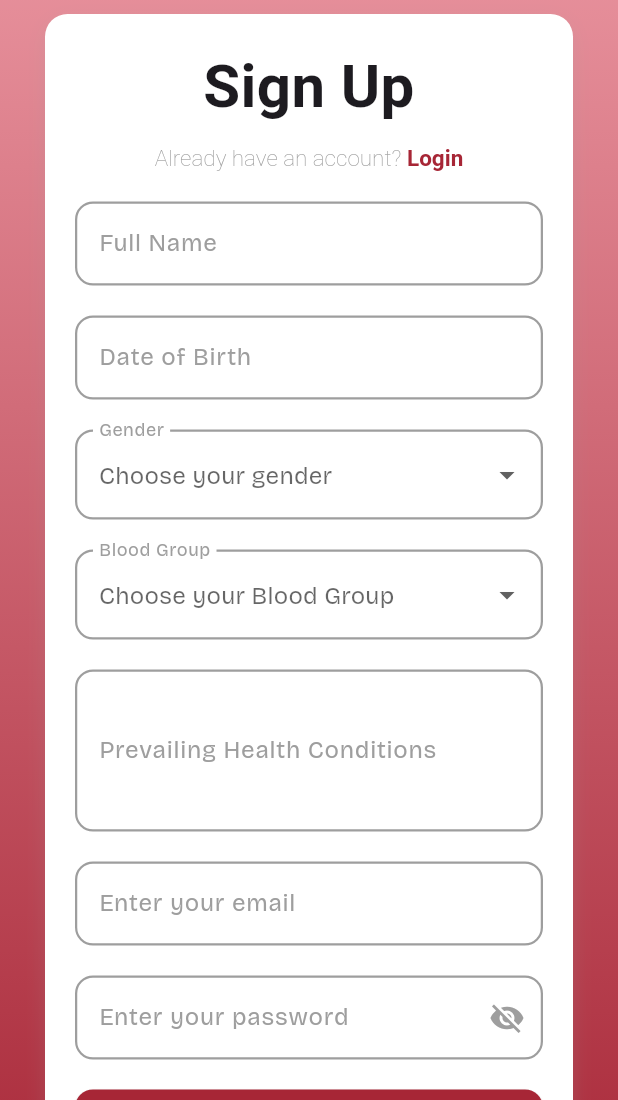
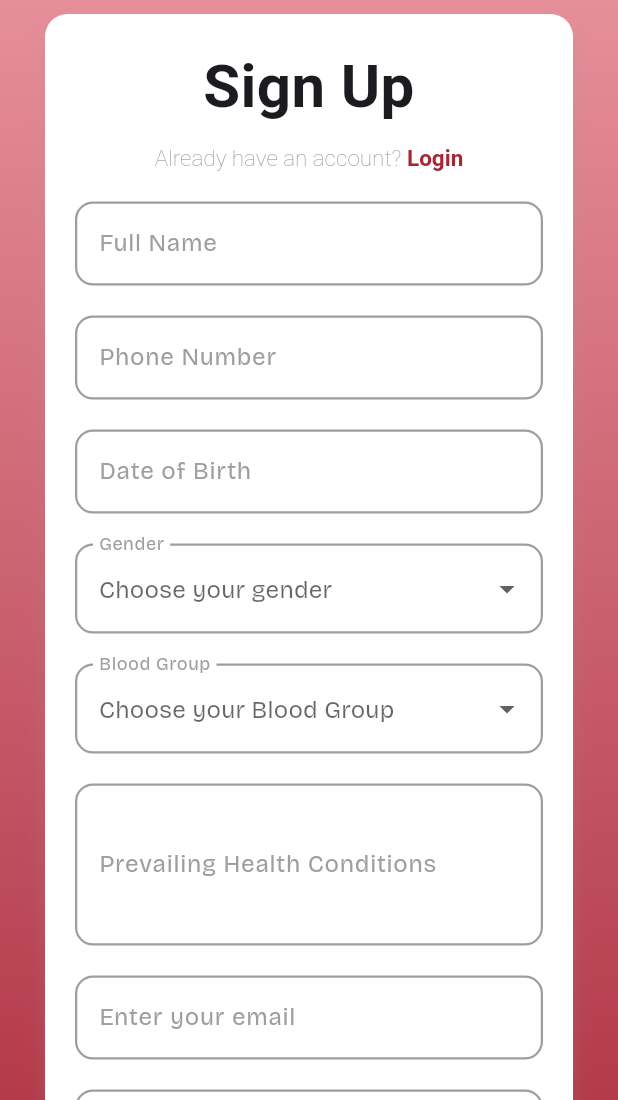
Before and after one commit to SambandhaRai/blood_link, a Flutter app: the SignUpPage screen opened directly, on a phone screen of 412 x 824 dp, the part 136-1236 px from its top. Run offline on Flutter 3.47's test engine with Material 3 defaults, Android fonts, the phone set to English and light mode, and no system bars; our stand-ins replace flutter_svg; Roboto replaces fonts that are missing (Bricolage Grotesque); project files that could hold a hidden picture were left out.

Commit message:
Added another input in signup_page

```diff
--- a/lib/features/auth/presentation/pages/signup_page.dart
+++ b/lib/features/auth/presentation/pages/signup_page.dart
@@ -13,6 +13,7 @@ class SignUpPage extends StatefulWidget {
 
 class _SignUpPageState extends State<SignUpPage> {
   final TextEditingController _fullNameController = TextEditingController();
+  final TextEditingController _phoneController = TextEditingController();
   final TextEditingController _dobController = TextEditingController();
   String? _gender;
   String? _bloodGroup;
@@ -175,6 +176,16 @@ class _SignUpPageState extends State<SignUpPage> {
                               labelText: "Full Name",
                               hintText: "Full Name",
                               errorMessage: "Please enter your full name",
+                            ),
+                            // Invisible Box
+                            const SizedBox(height: 20),
+
+                            // Phone Number Input
+                            MyTextFormField(
+                              controller: _phoneController,
+                              labelText: "Phone Number",
+                              hintText: "Enter your phone number",
+                              errorMessage: "Please enter a valid phone number",
                             ),
                             // Invisible Box
                             const SizedBox(height: 20),
```
Also changed, not shown: lib/features/dashboard/presentation/pages/bottom_screen_layout.dart (+4 -4 lines).
